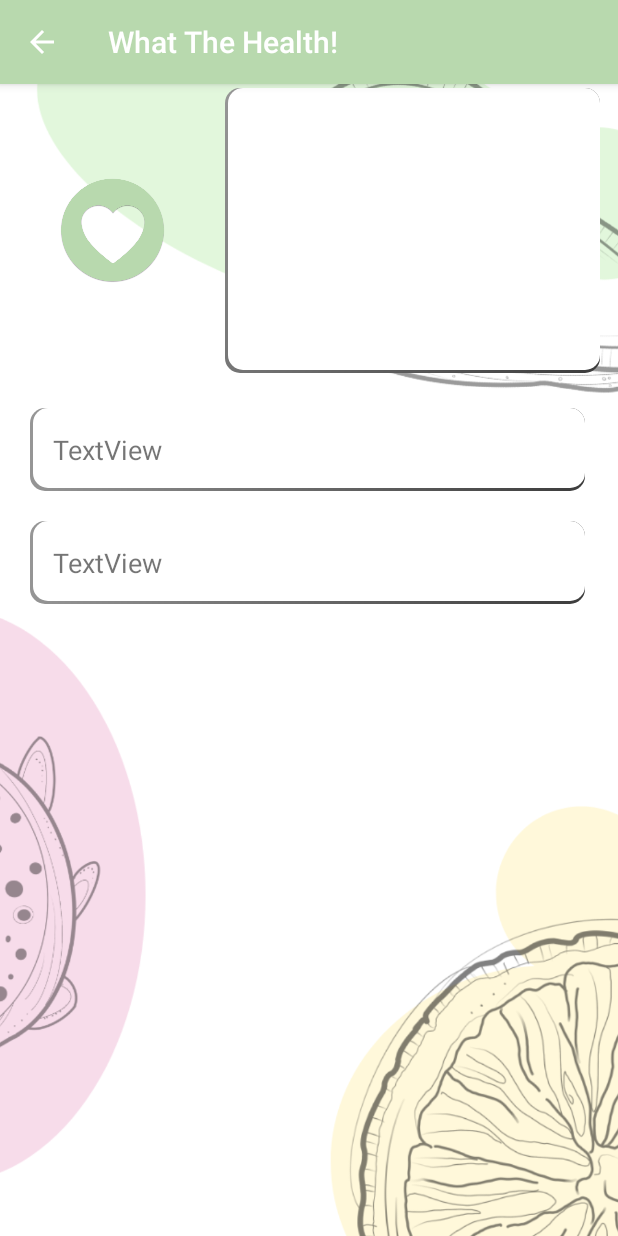
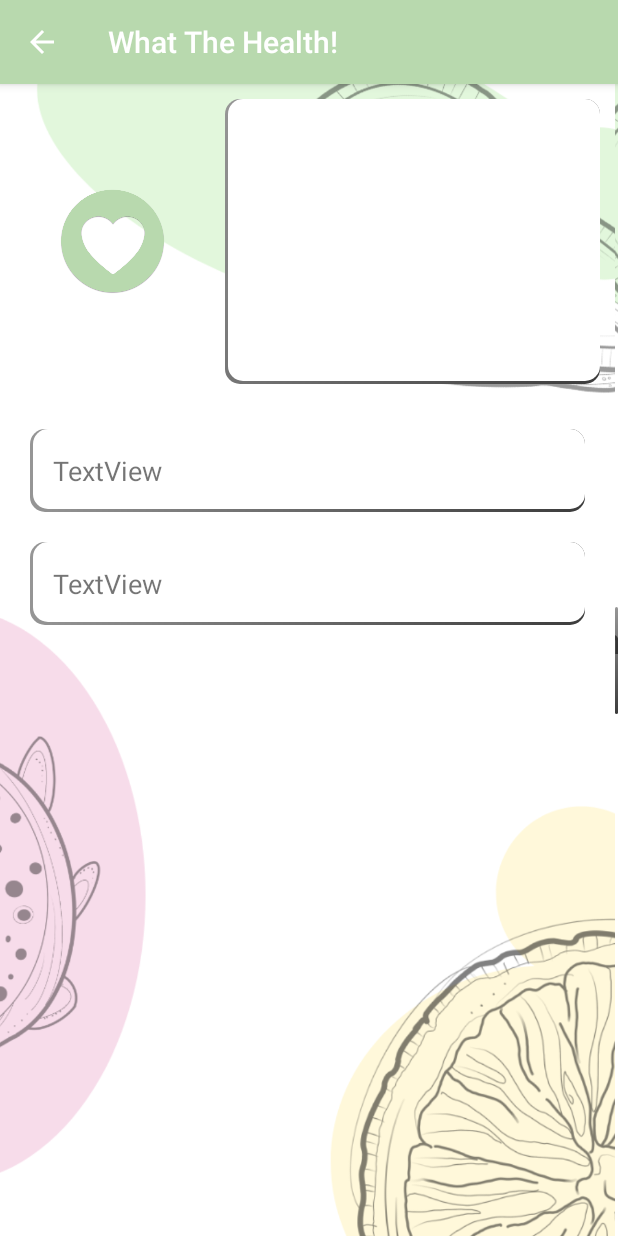
Before and after one commit to sylwiaZon/What-the-health, an Android app: the RecipeFragment screen opened directly, with no data from a screen before it, on a phone screen of 412 x 824 dp. Run offline under Robolectric (Android 15) with nearby library versions, the phone set to English and light mode, and no system bars; our stand-ins replace Picasso, Room's generated code; pictures from the network do not load; 2 statements that could not run were skipped.

Commit message:
Fix favourite recipes

```diff
--- a/app/src/main/java/com/whatthehealth/apikey.properties
+++ b/app/src/main/java/com/whatthehealth/apikey.properties
@@ -1 +1 @@
-API_KEY = "d96e9f1752314baf8da80e2125991970"
+API_KEY = "3e567002c7794a99a893bce6bb0946f9"
--- a/app/src/main/res/layout/fragment_favourite.xml
+++ b/app/src/main/res/layout/fragment_favourite.xml
@@ -7,14 +7,14 @@
 
     <androidx.recyclerview.widget.RecyclerView
         android:id="@+id/search_recycler_view"
-        android:layout_width="518dp"
-        android:layout_height="638dp"
+        android:layout_width="0dp"
+        android:layout_height="0dp"
         android:layout_marginStart="16dp"
         android:layout_marginLeft="16dp"
         android:layout_marginTop="16dp"
         android:layout_marginEnd="16dp"
         android:layout_marginRight="16dp"
-        android:layout_marginBottom="16dp"
+        android:layout_marginBottom="32dp"
         app:layout_constraintBottom_toBottomOf="parent"
         app:layout_constraintEnd_toEndOf="parent"
         app:layout_constraintHorizontal_bias="0.503"
--- a/app/src/main/res/layout/fragment_fridge.xml
+++ b/app/src/main/res/layout/fragment_fridge.xml
@@ -38,7 +38,7 @@
             android:layout_height="0dp"
             android:layout_marginStart="16dp"
             android:layout_marginLeft="16dp"
-            android:layout_marginTop="32dp"
+            android:layout_marginTop="16dp"
             android:layout_marginEnd="16dp"
             android:layout_marginRight="16dp"
             android:layout_marginBottom="32dp"
--- a/app/src/main/res/layout/fragment_list.xml
+++ b/app/src/main/res/layout/fragment_list.xml
@@ -32,7 +32,7 @@
         android:layout_height="0dp"
         android:layout_marginStart="16dp"
         android:layout_marginLeft="16dp"
-        android:layout_marginTop="32dp"
+        android:layout_marginTop="16dp"
         android:layout_marginEnd="16dp"
         android:layout_marginRight="16dp"
         android:layout_marginBottom="32dp"
--- a/app/src/main/res/layout/fragment_search.xml
+++ b/app/src/main/res/layout/fragment_search.xml
@@ -14,7 +14,7 @@
         android:layout_marginTop="16dp"
         android:layout_marginEnd="16dp"
         android:layout_marginRight="16dp"
-        android:layout_marginBottom="16dp"
+        android:layout_marginBottom="32dp"
         app:layout_constraintBottom_toBottomOf="parent"
         app:layout_constraintEnd_toEndOf="parent"
         app:layout_constraintHorizontal_bias="0.503"
--- a/app/src/main/res/layout/recipe_fragment.xml
+++ b/app/src/main/res/layout/recipe_fragment.xml
@@ -1,8 +1,12 @@
 <?xml version="1.0" encoding="utf-8"?>
-<androidx.constraintlayout.widget.ConstraintLayout
-    xmlns:android="http://schemas.android.com/apk/res/android"
+<LinearLayout xmlns:android="http://schemas.android.com/apk/res/android"
     xmlns:app="http://schemas.android.com/apk/res-auto"
     xmlns:tools="http://schemas.android.com/tools"
+    android:layout_width="match_parent"
+    android:layout_height="match_parent">
+
+    <androidx.constraintlayout.widget.ConstraintLayout
+        android:id="@+id/recipe_found"
         android:layout_width="match_parent"
         android:layout_height="match_parent">
 
@@ -18,13 +22,13 @@
 
             <LinearLayout
                 android:id="@+id/main_container"
-            android:layout_width="match_parent"
+                android:layout_width="wrap_content"
                 android:layout_height="wrap_content"
                 android:orientation="vertical">
 
                 <LinearLayout
                     android:layout_width="match_parent"
-                android:layout_height="196dp"
+                    android:layout_height="wrap_content"
                     android:gravity="center_vertical"
                     android:orientation="horizontal">
 
@@ -45,7 +49,7 @@
                     </LinearLayout>
 
                     <LinearLayout
-                    android:layout_width="250dp"
+                        android:layout_width="wrap_content"
                         android:layout_height="190dp"
                         android:layout_margin="10dp"
                         android:background="@drawable/shopping_list_background_shape"
@@ -111,3 +115,44 @@
             </LinearLayout>
         </ScrollView>
     </androidx.constraintlayout.widget.ConstraintLayout>
+
+    <androidx.constraintlayout.widget.ConstraintLayout
+        android:id="@+id/recipe_not_found"
+        android:layout_width="match_parent"
+        android:layout_height="match_parent">
+
+        <ImageView
+            android:id="@+id/imageView"
+            android:layout_width="wrap_content"
+            android:layout_height="wrap_content"
+            android:adjustViewBounds="false"
+            android:cropToPadding="false"
+            android:scaleType="centerCrop"
+            app:layout_constraintBottom_toBottomOf="parent"
+            app:layout_constraintEnd_toEndOf="parent"
+            app:layout_constraintStart_toStartOf="parent"
+            app:layout_constraintTop_toTopOf="parent"
+            app:srcCompat="@drawable/background" />
+
+        <LinearLayout
+            android:layout_width="wrap_content"
+            android:layout_height="71dp"
+            android:background="@drawable/shopping_list_background_shape"
+            android:gravity="center"
+            android:orientation="horizontal"
+            android:padding="5dp"
+            app:layout_constraintBottom_toBottomOf="parent"
+            app:layout_constraintEnd_toEndOf="parent"
+            app:layout_constraintStart_toStartOf="parent"
+            app:layout_constraintTop_toTopOf="parent">
+
+            <TextView
+                android:id="@+id/textView2"
+                android:layout_width="353dp"
+                android:layout_height="wrap_content"
+                android:text="@string/sorry_we_couldn_t_find_your_recipe"
+                android:textSize="24sp" />
+        </LinearLayout>
+
+    </androidx.constraintlayout.widget.ConstraintLayout>
+</LinearLayout>
```
Also changed, not shown: app/src/main/java/com/whatthehealth/ui/favourite/FavouriteAdapter.java (+14 -7 lines), app/src/main/java/com/whatthehealth/ui/recipe/RecipeFragment.java (+7 -2 lines). Lines whose indentation alone changed are shown as unchanged.
